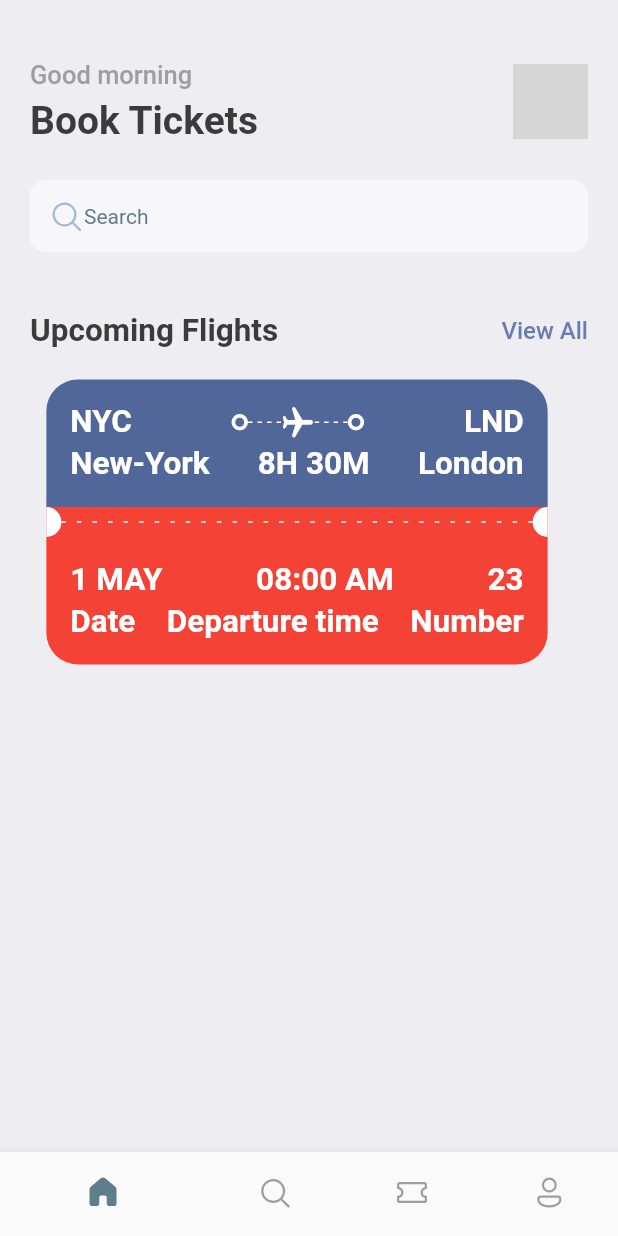
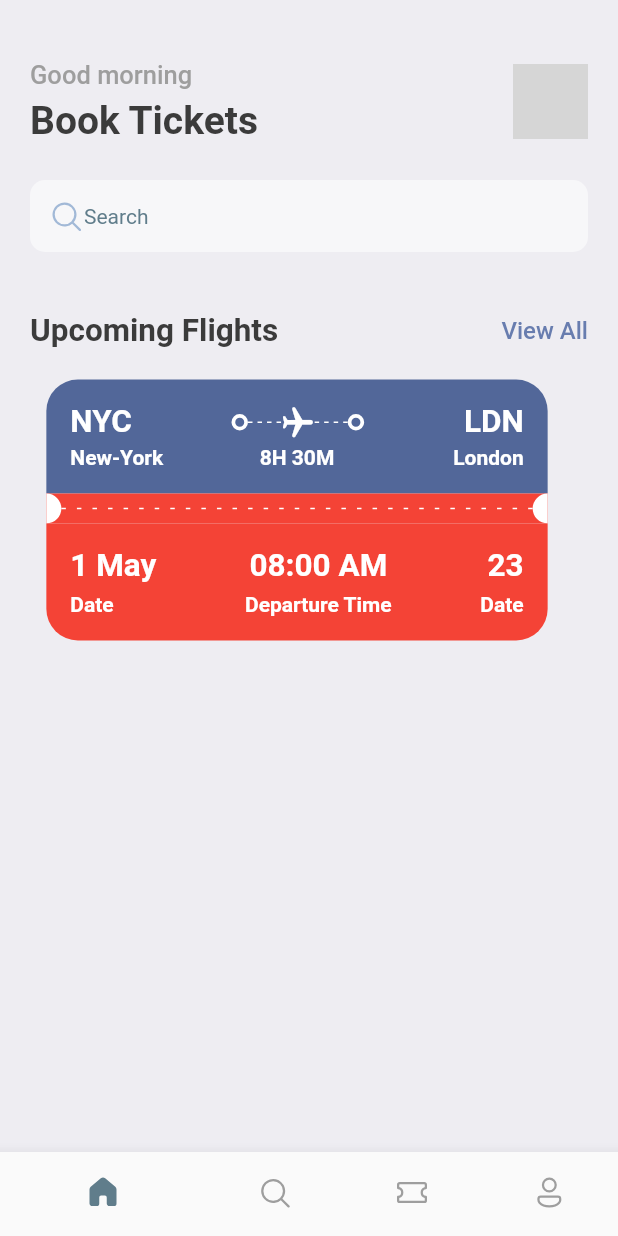
Before and after one commit to AramKim37/airplane_ticket, a Flutter app: the screen it shows after launch, on a phone screen of 412 x 824 dp. Run offline on Flutter 3.47's test engine with Material 2 defaults, Android fonts, the phone set to English and light mode, and no system bars; our stand-ins replace fluentui_icons; grey boxes are pictures that could not be loaded.

Commit message:
add widget for dynamic text

```diff
--- a/lib/base/res/styles/app_styles.dart
+++ b/lib/base/res/styles/app_styles.dart
@@ -30,4 +30,9 @@ class AppStyles {
     fontSize: 21,
     fontWeight: FontWeight.bold,
   );
+  static TextStyle headLineStyle4 = TextStyle(
+    color: text,
+    fontSize: 14,
+    fontWeight: FontWeight.bold,
+  );
 }
--- /dev/null
+++ b/lib/base/widgets/app_column_text_layout.dart
@@ -0,0 +1,34 @@
+import 'package:airplane_ticket/base/widgets/text_style_fourth.dart';
+import 'package:airplane_ticket/base/widgets/text_style_third.dart';
+import 'package:flutter/material.dart';
+import 'package:flutter/src/widgets/container.dart';
+import 'package:flutter/src/widgets/framework.dart';
+
+class AppColumnTextLayout extends StatelessWidget {
+  final String topText;
+  final String bottomText;
+  final CrossAxisAlignment alignment;
+  const AppColumnTextLayout(
+      {super.key,
+      required this.topText,
+      required this.bottomText,
+      this.alignment = CrossAxisAlignment.start});
+
+  @override
+  Widget build(BuildContext context) {
+    return Column(
+      crossAxisAlignment: alignment,
+      children: [
+        TextStyleThird(
+          text: topText,
+        ),
+        SizedBox(
+          height: 5,
+        ),
+        TextStyleFourth(
+          text: bottomText,
+        ),
+      ],
+    );
+  }
+}
--- /dev/null
+++ b/lib/base/widgets/text_style_fourth.dart
@@ -0,0 +1,21 @@
+import 'package:flutter/material.dart';
+import 'package:flutter/src/widgets/framework.dart';
+
+import '../res/styles/app_styles.dart';
+
+class TextStyleFourth extends StatelessWidget {
+  final String text;
+  final TextAlign align;
+
+  const TextStyleFourth(
+      {super.key, required this.text, this.align = TextAlign.start});
+
+  @override
+  Widget build(BuildContext context) {
+    return Text(
+      text,
+      textAlign: align,
+      style: AppStyles.headLineStyle4.copyWith(color: Colors.white),
+    );
+  }
+}
--- /dev/null
+++ b/lib/base/widgets/text_style_third.dart
@@ -0,0 +1,18 @@
+import 'package:flutter/material.dart';
+import 'package:flutter/src/widgets/framework.dart';
+
+import '../res/styles/app_styles.dart';
+
+class TextStyleThird extends StatelessWidget {
+  final String text;
+
+  const TextStyleThird({super.key, required this.text});
+
+  @override
+  Widget build(BuildContext context) {
+    return Text(
+      text,
+      style: AppStyles.headLineStyle3.copyWith(color: Colors.white),
+    );
+  }
+}
--- a/lib/base/widgets/ticket_view.dart
+++ b/lib/base/widgets/ticket_view.dart
@@ -1,7 +1,10 @@
 import 'package:airplane_ticket/base/res/styles/app_styles.dart';
+import 'package:airplane_ticket/base/widgets/app_column_text_layout.dart';
 import 'package:airplane_ticket/base/widgets/app_layoutbuilder_widget.dart';
 import 'package:airplane_ticket/base/widgets/big_circle.dart';
 import 'package:airplane_ticket/base/widgets/big_dot.dart';
+import 'package:airplane_ticket/base/widgets/text_style_fourth.dart';
+import 'package:airplane_ticket/base/widgets/text_style_third.dart';
 import 'package:flutter/material.dart';
 import 'package:flutter/src/widgets/container.dart';
 import 'package:flutter/src/widgets/framework.dart';
@@ -20,17 +23,14 @@ class TicketView extends StatelessWidget {
         margin: EdgeInsets.only(right: 16),
         child: Column(
           children: [
+            //blue part of ticket
             Container(
               padding: EdgeInsets.all(16),
               child: Column(
                 children: [
                   Row(
                     children: [
-                      Text(
-                        "NYC",
-                        style: AppStyles.headLineStyle3
-                            .copyWith(color: Colors.white),
-                      ),
+                      TextStyleThird(text: "NYC"),
                       Expanded(
                         child: Container(),
                       ),
@@ -59,11 +59,7 @@ class TicketView extends StatelessWidget {
                       Expanded(
                         child: Container(),
                       ),
-                      Text(
-                        "LND",
-                        style: AppStyles.headLineStyle3
-                            .copyWith(color: Colors.white),
-                      )
+                      TextStyleThird(text: "LDN")
                     ],
                   ),
                   SizedBox(
@@ -71,27 +67,24 @@ class TicketView extends StatelessWidget {
                   ),
                   Row(
                     children: [
-                      Text(
-                        "New-York",
-                        style: AppStyles.headLineStyle3
-                            .copyWith(color: Colors.white),
-                      ),
+                      SizedBox(
+                          width: 100,
+                          child: TextStyleFourth(
+                            text: "New-York",
+                          )),
                       Expanded(
                         child: Container(),
                       ),
-                      Text(
-                        "8H 30M",
-                        style: AppStyles.headLineStyle3
-                            .copyWith(color: Colors.white),
-                      ),
+                      TextStyleFourth(text: "8H 30M"),
                       Expanded(
                         child: Container(),
                       ),
-                      Text(
-                        "London",
-                        style: AppStyles.headLineStyle3
-                            .copyWith(color: Colors.white),
-                      )
+                      SizedBox(
+                          width: 100,
+                          child: TextStyleFourth(
+                            text: "London",
+                            align: TextAlign.end,
+                          ))
                     ],
                   ),
                 ],
@@ -104,6 +97,7 @@ class TicketView extends StatelessWidget {
                 ),
               ),
             ),
+            //circles
             Container(
               color: AppStyles.ticketRed,
               child: Row(
@@ -122,6 +116,7 @@ class TicketView extends StatelessWidget {
                 ],
               ),
             ),
+            //red part of ticket
             Container(
               padding: EdgeInsets.all(16),
               decoration: BoxDecoration(
@@ -134,56 +129,47 @@ class TicketView extends StatelessWidget {
               child: Column(
                 children: [
                   Row(
+                    mainAxisAlignment: MainAxisAlignment.spaceBetween,
                     children: [
-                      Text(
-                        "1 MAY",
-                        style: AppStyles.headLineStyle3
-                            .copyWith(color: Colors.white),
+                      AppColumnTextLayout(topText: "1 May", bottomText: "Date"),
+                      AppColumnTextLayout(
+                        topText: "08:00 AM",
+                        bottomText: "Departure Time",
+                        alignment: CrossAxisAlignment.center,
                       ),
-                      Expanded(
-                        child: Container(),
+                      AppColumnTextLayout(
+                        topText: "23",
+                        bottomText: "Date",
+                        alignment: CrossAxisAlignment.end,
                       ),
-                      Text(
-                        "08:00 AM",
-                        style: AppStyles.headLineStyle3
-                            .copyWith(color: Colors.white),
-                      ),
-                      Expanded(
-                        child: Container(),
-                      ),
-                      Text(
-                        "23",
-                        style: AppStyles.headLineStyle3
-                            .copyWith(color: Colors.white),
-                      )
-                    ],
-                  ),
-                  SizedBox(
-                    height: 3,
-                  ),
-                  Row(
-                    children: [
-                      Text(
-                        "Date",
-                        style: AppStyles.headLineStyle3
-                            .copyWith(color: Colors.white),
-                      ),
-                      Expanded(
-                        child: Container(),
-                      ),
-                      Text(
-                        "Departure time",
-                        style: AppStyles.headLineStyle3
-                            .copyWith(color: Colors.white),
-                      ),
-                      Expanded(
-                        child: Container(),
-                      ),
-                      Text(
-                        "Number",
-                        style: AppStyles.headLineStyle3
-                            .copyWith(color: Colors.white),
-                      )
+                      //     Expanded(
+                      //       child: Container(),
+                      //     ),
+                      //     TextStyleThird(text: "08:00 AM"),
+                      //     Expanded(
+                      //       child: Container(),
+                      //     ),
+                      //     TextStyleThird(text: "23"),
+                      //   ],
+                      // ),
+                      // SizedBox(
+                      //   height: 3,
+                      // ),
+                      // Row(
+                      //   children: [
+                      //     TextStyleFourth(text: "Date"),
+                      //     Expanded(
+                      //       child: Container(),
+                      //     ),
+                      //     TextStyleFourth(
+
+                      //       text: "Departure time",
+                      //       align: TextAlign.end,
+                      //     ),
+                      //     Expanded(
+                      //       child: Container(),
+                      //     ),
+                      //     TextStyleFourth(text: "Number"),
                     ],
                   ),
                 ],
```
